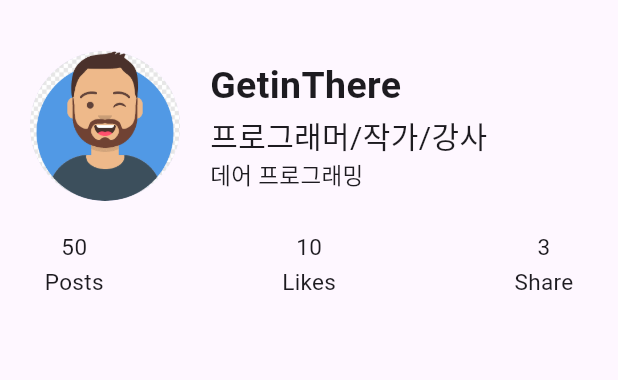
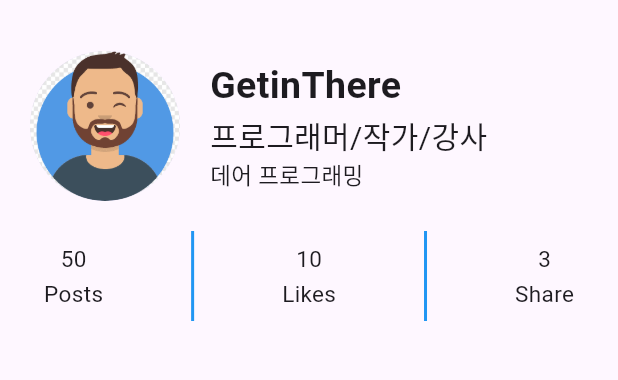
Before and after one commit to hyeonnnit/flutter_profileApp_scroll, a Flutter app: the screen it shows after launch, on a phone screen of 412 x 824 dp, the part 63-443 px from its top. Run offline on Flutter 3.47's test engine with Material 3 defaults, Android fonts, the phone set to English and light mode, and no system bars.

Commit message:
profile_count_info / _buildLine

```diff
--- a/lib/components/profile_count_info.dart
+++ b/lib/components/profile_count_info.dart
@@ -32,6 +32,10 @@ class ProfileCountInfo extends StatelessWidget {
   }
 
   Widget _buildLine() {
-    return SizedBox();
+    return Container(
+      width: 2,
+      height: 60,
+      color: Colors.blue,
+    );
   }
 }
```
